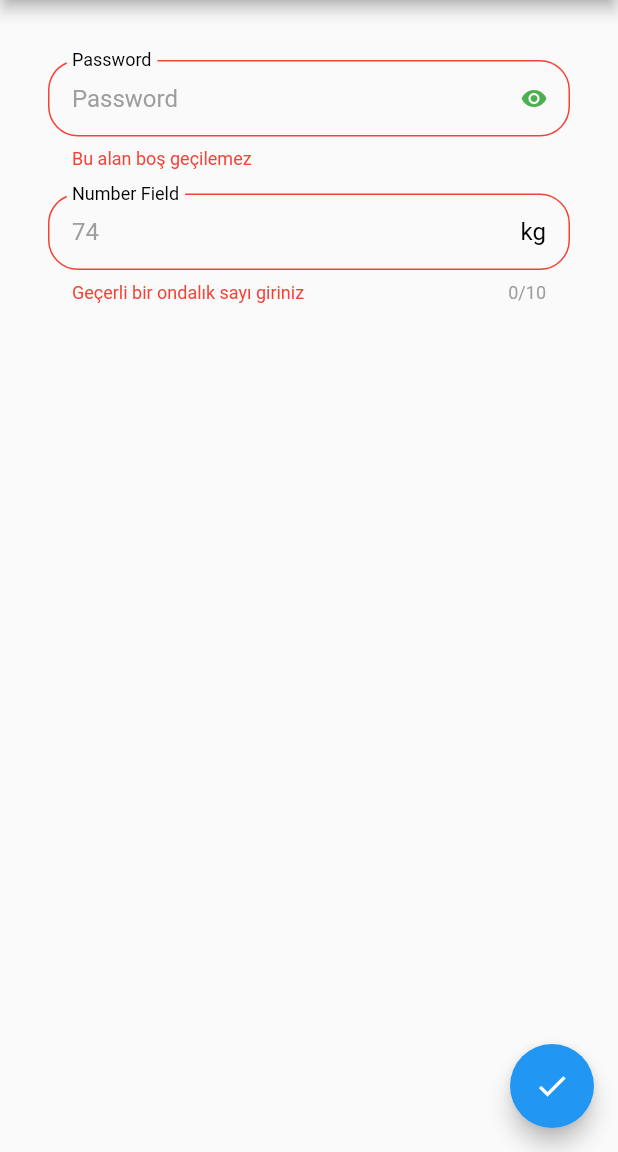
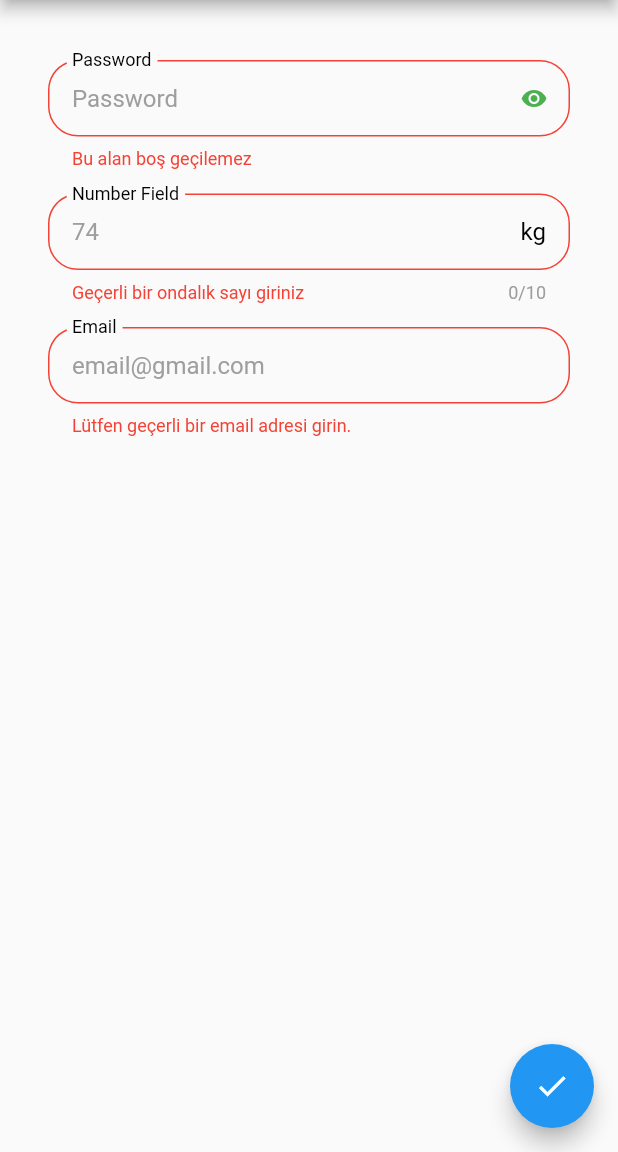
Before and after one commit to gulsenkeskin/input_decoration, a Flutter app: the screen it shows after launch, after a tap on the "check" icon, on a phone screen of 412 x 824 dp, the part 84-1236 px from its top. Run offline on Flutter 3.47's test engine with Material 2 defaults, Android fonts, the phone set to English and light mode, and no system bars.

Commit message:
Update email_field.dart

```diff
--- a/lib/components/email_field.dart
+++ b/lib/components/email_field.dart
@@ -1,12 +1,21 @@
 import 'package:flutter/material.dart';
+import 'package:input_decoration/string_extensions.dart';
 
 class EmailField extends StatelessWidget {
   const EmailField({Key? key}) : super(key: key);
 
   @override
-  Widget build(BuildContext context) {
-    return Container(
-
-    );
-  }
+  Widget build(BuildContext context) => TextFormField(
+    keyboardType: TextInputType.emailAddress,
+    validator: (value){
+      if(!value!.isValidEmail()){
+        return 'Lütfen geçerli bir email adresi girin.';
+      }
+    },
+    decoration: const InputDecoration(
+      labelText: "Email",
+      helperText: "",
+      hintText: "email@gmail.com"
+    ),
+  );
 }
```
